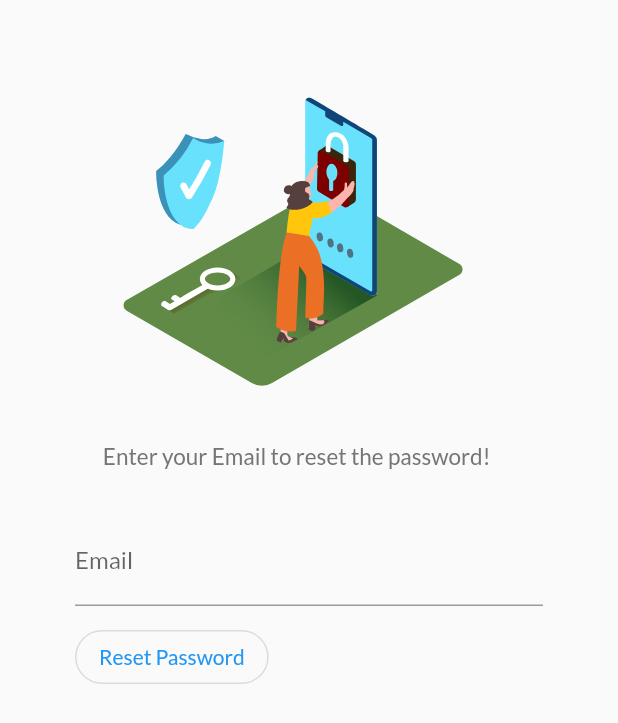
After one commit to esoftcw/utripi_mobile, a Flutter app: the screen it shows after launch, after a tap on "Reset Password", on a phone screen of 412 x 824 dp. The commit adds this screen. Shown: the top 723 px of the screen. Run offline on Flutter 3.47's test engine with Material 2 defaults, Android fonts, the phone set to English and light mode, and no system bars; our stand-ins replace cloud_firestore, firebase_auth, firebase_core, flutter_svg, freezed_annotation, geocoding and 2 more; accounts and stored records are empty.

Commit message:
added password reset screen/ did some minor routing fixes

```diff
--- a/lib/main.dart
+++ b/lib/main.dart
@@ -1,6 +1,6 @@
+import 'package:flutter/material.dart';
 import 'package:firebase_auth/firebase_auth.dart';
 import 'package:firebase_core/firebase_core.dart';
-import 'package:flutter/material.dart';
 import 'package:flutter_test/flutter_test.dart';
 import 'package:provider/provider.dart';
 import 'package:utripi/screens/add_new_trip_screen.dart';
@@ -12,6 +12,7 @@ import 'package:utripi/services/auth_service.dart';
 import 'package:utripi/services/database_service.dart';
 import 'firebase_options.dart';
 import 'screens/auth_screen.dart';
+import 'widgets/auth/reset_password_screen.dart';
 
 void main() async {
   WidgetsFlutterBinding.ensureInitialized();
@@ -50,6 +51,7 @@ class UTripi extends StatelessWidget {
         TripDetailsScreen.routeName: (ctx) => TripDetailsScreen(),
         EditTripScreen.routeName: (ctx) => EditTripScreen(),
         EditProfileScreen.routeName: (ctx) => EditProfileScreen(),
+        ResetPasswordFormScreen.routeName: (ctx) => ResetPasswordFormScreen(),
       },
     );
   }
--- a/lib/widgets/auth/login.dart
+++ b/lib/widgets/auth/login.dart
@@ -1,6 +1,7 @@
 import 'package:flutter/material.dart';
 import 'package:provider/provider.dart';
 import 'package:utripi/services/auth_service.dart';
+import 'package:utripi/widgets/auth/reset_password_screen.dart';
 
 import '../login_carousel_slider.dart';
 
@@ -74,8 +75,7 @@ class _LoginFormState extends State<LoginForm> {
                       child: const Text('Login'),
                       style: ElevatedButton.styleFrom(
                         shape: RoundedRectangleBorder(
-                            borderRadius:
-                                BorderRadius.circular(12), // <-- Radius
+                          borderRadius: BorderRadius.circular(12), // <-- Radius
                         ),
                       ),
                     ),
@@ -92,10 +92,28 @@ class _LoginFormState extends State<LoginForm> {
                   ],
                 ),
               ),
+              Padding(
+                padding: const EdgeInsets.only(top: 18),
+                child: Row(
+                  mainAxisSize: MainAxisSize.max,
+                  mainAxisAlignment: MainAxisAlignment.center,
+                  children: [
+                    TextButton(
+                        onPressed: () {
+                          Navigator.of(context)
+                              .pushNamed(ResetPasswordFormScreen.routeName);
+
+                          ;
+                        },
+                        child: Text('Reset Password'))
+                  ],
+                ),
+              ),
             ],
           ),
         ],
-        ));
+      ),
+    );
   }
 
   String? requiredValidator(String? value) {
--- a/lib/widgets/auth/reset_password.dart
+++ b/lib/widgets/auth/reset_password.dart
@@ -8,7 +8,6 @@ class ResetPasswordForm extends StatefulWidget {
 }
 
 class _ResetPasswordFormState extends State<ResetPasswordForm> {
-
   final _formKey = GlobalKey<FormState>();
 
   @override
@@ -34,8 +33,7 @@ class _ResetPasswordFormState extends State<ResetPasswordForm> {
               ),
             )
           ],
-        )
-    );
+        ));
   }
 
   String? emailValidator(String? value) {
@@ -44,5 +42,4 @@ class _ResetPasswordFormState extends State<ResetPasswordForm> {
     }
     return null;
   }
-
 }
--- /dev/null
+++ b/lib/widgets/auth/reset_password_screen.dart
@@ -0,0 +1,72 @@
+import 'package:flutter/material.dart';
+import 'package:flutter_svg/flutter_svg.dart';
+import 'package:utripi/widgets/login_carousel_slider.dart';
+
+import '../forgot_password_svg.dart';
+
+class ResetPasswordFormScreen extends StatefulWidget {
+  static const routeName = '/resetp';
+
+  const ResetPasswordFormScreen({Key? key}) : super(key: key);
+
+  @override
+  _ResetPasswordFormScreenState createState() =>
+      _ResetPasswordFormScreenState();
+}
+
+class _ResetPasswordFormScreenState extends State<ResetPasswordFormScreen> {
+  final _formKey = GlobalKey<FormState>();
+
+  @override
+  Widget build(BuildContext context) {
+    return Scaffold(
+      body: SingleChildScrollView(
+          child: Padding(
+        padding: const EdgeInsets.all(50),
+        child: Form(
+          key: _formKey,
+          child: Column(
+            children: [
+              ForgotPasswordSvg(),
+              const SizedBox(
+                height: 15,
+              ),
+              Column(
+                children: [
+                  TextFormField(
+                    decoration: InputDecoration(label: Text("Email")),
+                    // controller: emailController,
+                    // validator: requiredValidator,
+                  ),
+                  Padding(
+                    padding: const EdgeInsets.only(top: 10),
+                    child: Row(
+                      mainAxisSize: MainAxisSize.max,
+                      mainAxisAlignment: MainAxisAlignment.spaceBetween,
+                      children: [
+                        OutlinedButton(
+                          onPressed: () {},
+                          child: const Text('Reset Password'),
+                          style: OutlinedButton.styleFrom(
+                            shape: StadiumBorder(),
+                          ),
+                        ),
+                      ],
+                    ),
+                  ),
+                ],
+              ),
+            ],
+          ),
+        ),
+      )),
+    );
+  }
+
+  String? emailValidator(String? value) {
+    if (value == null || value.isEmpty) {
+      return 'Please enter your Email';
+    }
+    return null;
+  }
+}
--- /dev/null
+++ b/lib/widgets/forgot_password_svg.dart
@@ -0,0 +1,53 @@
+import 'package:flutter/material.dart';
+import 'package:flutter_svg/flutter_svg.dart';
+
+class ForgotPasswordSvg extends StatelessWidget {
+  const ForgotPasswordSvg({
+    Key? key,
+  }) : super(key: key);
+
+  @override
+  Widget build(BuildContext context) {
+    return Row(
+      mainAxisAlignment: MainAxisAlignment.center,
+      mainAxisSize: MainAxisSize.max,
+      // mainAxisAlignment: MainAxisAlignment.center,
+      children: [
+        SizedBox(
+          height: 280,
+          width: MediaQuery.of(context).size.width * 0.74,
+          child: ListView(
+            scrollDirection: Axis.horizontal,
+            shrinkWrap: true,
+            children: [
+              Container(
+                child: Column(
+                  mainAxisSize: MainAxisSize.max,
+                  crossAxisAlignment: CrossAxisAlignment.center,
+                  children: [
+                    SvgPicture.asset(
+                      'assets/images/svg/password.svg',
+                      fit: BoxFit.cover,
+                      alignment: Alignment.center,
+                      width: MediaQuery.of(context).size.width * 0.7,
+                    ),
+                    SizedBox(
+                      height: MediaQuery.of(context).size.width * 0.07,
+                    ),
+                    Text(
+                      "Enter your Email to reset the password!",
+                      style: TextStyle(
+                        color: Colors.grey[600],
+                        fontSize: 15,
+                      ),
+                    ),
+                  ],
+                ),
+              ),
+            ],
+          ),
+        ),
+      ],
+    );
+  }
+}
--- a/lib/widgets/side_bar.dart
+++ b/lib/widgets/side_bar.dart
@@ -1,7 +1,7 @@
 import 'package:firebase_auth/firebase_auth.dart';
 import 'package:provider/provider.dart';
+import '/screens/edit_profile_screen.dart';
 import 'package:utripi/services/auth_service.dart';
-
 import '/screens/main_screen.dart';
 import 'package:flutter/material.dart';
 
@@ -61,7 +61,9 @@ class SideBar extends StatelessWidget {
           ListTile(
             leading: Icon(Icons.person),
             title: Text('Profile'),
-            onTap: () => {Navigator.of(context).pop()},
+            onTap: () => {
+              {Navigator.of(context).pushNamed(EditProfileScreen.routeName)},
+            },
           ),
           ListTile(
             leading: Icon(Icons.logout),
```
Also changed, not shown: assets/images/svg/password.svg (added). Lines whose indentation alone changed are shown as unchanged.
